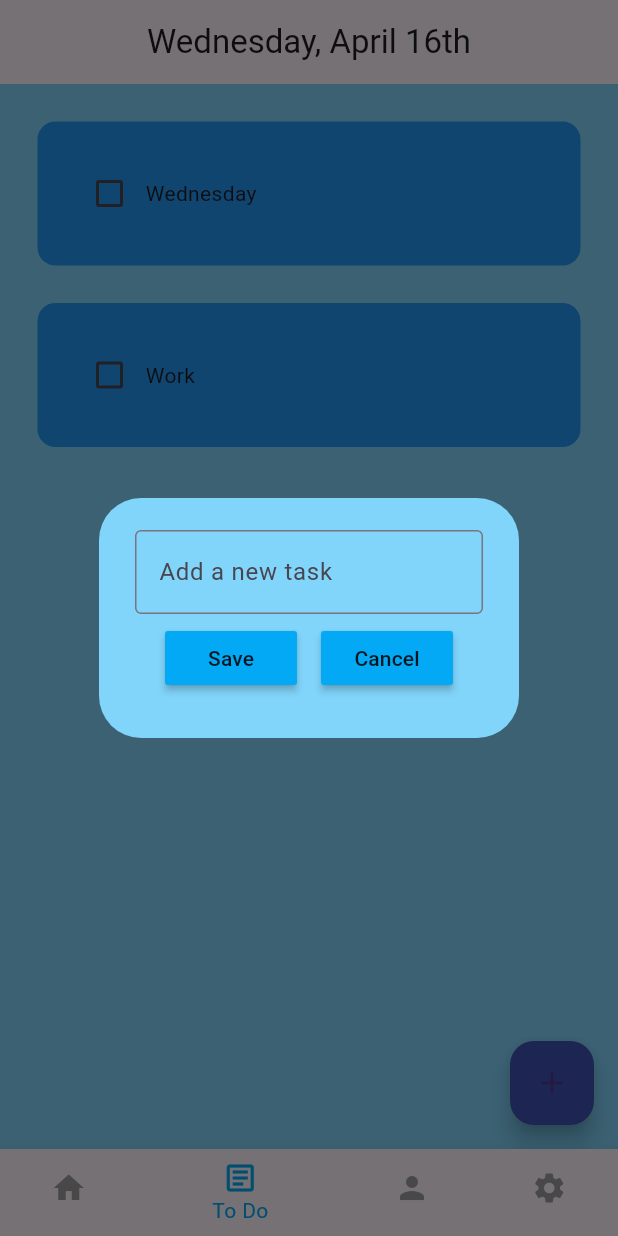
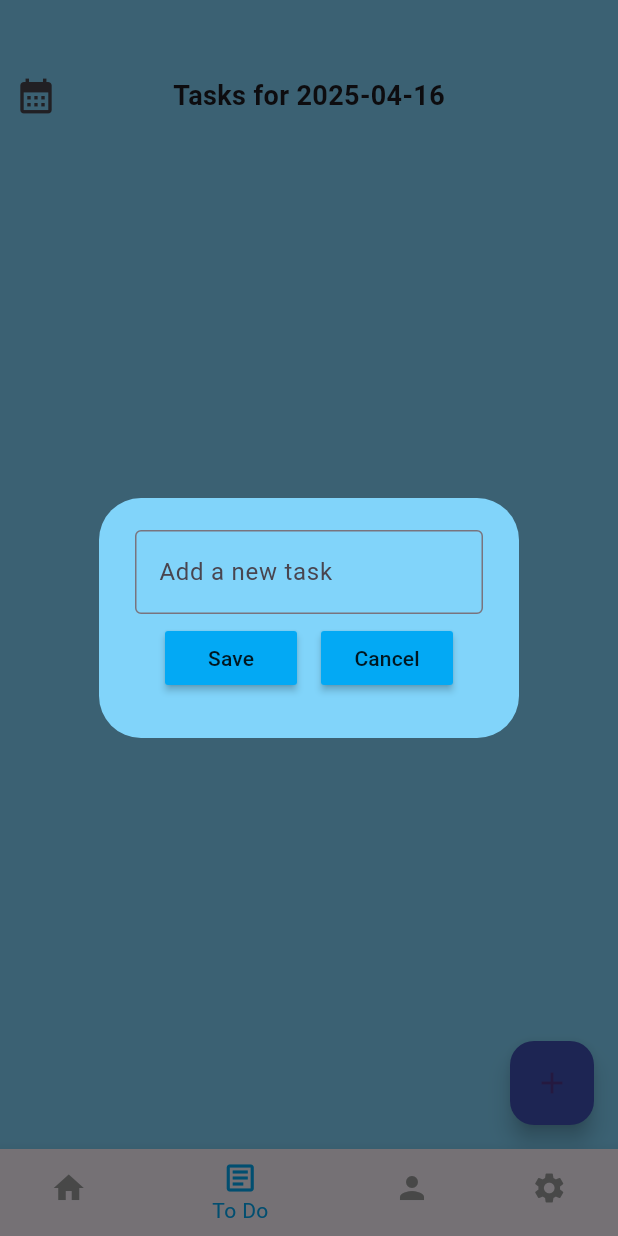
Before and after one commit to MrQuokkaa/Flutter, a Flutter app: the screen it shows after launch, item 2 of the bottom bar chosen, after a tap on the "add" icon, on a phone screen of 412 x 824 dp. Run offline on Flutter 3.47's test engine with Material 3 defaults, Android fonts, the phone set to English and light mode, and no system bars; drawn by our look-alikes of flutter_slidable; our stand-ins replace hive_flutter; accounts and stored records are empty.

Commit message:
16-4-2025 16:35 Daily lists based on date instead of current day of the week. Calendar added. Currently no default tasks, still need to be added -> see GPT

```diff
--- a/lib/data/database.dart
+++ b/lib/data/database.dart
@@ -52,16 +52,18 @@ class DataBase {
     ]);
   }
 
-  void loadDataForToday() {
-    int today = DateTime.now().weekday;
-    String key = weekdayKeys[today]!;
+  void loadDataForDate(DateTime date) {
+    String key = _getKeyForDate(date);
     toDoList = _myBox.get(key) ?? [];
   }
 
-  void updateDataForToday() {
-    int today = DateTime.now().weekday;
-    String key = weekdayKeys[today]!;
+  void updateDataForDate(DateTime date) {
+    String key = _getKeyForDate(date);
     _myBox.put(key, toDoList);
+  }
+
+  String _getKeyForDate(DateTime date) {
+    return 'TODO_${date.year}${date.month.toString().padLeft(2, '0')}${date.day.toString().padLeft(2, '0')}';
   }
 
   void loadDataBase() {
--- a/lib/pages/home_page.dart
+++ b/lib/pages/home_page.dart
@@ -11,6 +11,9 @@ class HomePage extends StatelessWidget {
     Functions f = Functions();
 
     return Scaffold(
+      appBar: AppBar(
+        title: f.appBarDate(),
+      ),
       floatingActionButton: FloatingActionButton(
         onPressed: (f.checkDay),
         backgroundColor: Colors.yellow,
--- a/lib/pages/main_page.dart
+++ b/lib/pages/main_page.dart
@@ -27,10 +27,6 @@ class _MainPageState extends State<MainPage> {
   @override
   Widget build(BuildContext context) {
     return Scaffold(
-      appBar: AppBar(
-        centerTitle: true,
-        title: f.appBarDate(), //th isn't always right 1, 2, 3
-      ),
       body: pages[currentPage],
       bottomNavigationBar: BottomNavigationBar(
         currentIndex: currentPage,
--- a/lib/pages/todo_page.dart
+++ b/lib/pages/todo_page.dart
@@ -19,23 +19,39 @@ class _ToDoState extends State<ToDoPage> {
   final _myBox = Hive.box('mybox');
   DataBase db = DataBase();
   Functions f = Functions();
+  DateTime selectedDate = DateTime.now();
+  final _controller = TextEditingController();
 
   @override
   void initState() {
     if (_myBox.get('MONDAY_TODO') == null) {
       db.createInitialData();
     }
-    db.loadDataForToday();
+    db.loadDataForDate(selectedDate);
     super.initState();
   }
 
-  final _controller = TextEditingController();
+  void _pickDate() async {
+    DateTime? picked = await showDatePicker(
+      context: context,
+      initialDate: selectedDate,
+      firstDate: DateTime(2025),
+      lastDate: DateTime(2100),
+    );
+
+    if (picked != null) {
+      setState(() {
+        selectedDate = picked;
+        db.loadDataForDate(selectedDate);
+      });
+    }
+  }
 
   void checkBoxChanged(bool? value, int index) {
     setState(() {
       db.toDoList[index][1] = !db.toDoList[index][1];
     });
-    db.updateDataForToday();
+    db.updateDataForDate(selectedDate);
   }
 
   void saveNewTask() {
@@ -44,7 +60,7 @@ class _ToDoState extends State<ToDoPage> {
       _controller.clear();
     });
     Navigator.of(context).pop();
-    db.updateDataForToday();
+    db.updateDataForDate(selectedDate);
   }
 
   void createNewTask() {
@@ -64,7 +80,11 @@ class _ToDoState extends State<ToDoPage> {
     setState(() {
       db.toDoList.removeAt(index);
     });
-    db.updateDataForToday();
+    db.updateDataForDate(selectedDate);
+  }
+
+  String getFormattedDate(DateTime date) {
+    return "${date.year}-${date.month.toString().padLeft(2, '0')}-${date.day.toString().padLeft(2, '0')}";
   }
 
   @override
@@ -76,7 +96,25 @@ class _ToDoState extends State<ToDoPage> {
         backgroundColor: Colors.indigo,
         child: Icon(Icons.add),
       ),
-      body: ListView.builder(
+      body: Column(
+        children: [
+          SizedBox(height: 40),
+          Row(
+            mainAxisAlignment: MainAxisAlignment.spaceBetween,
+            children: [
+              IconButton(
+                icon: Icon(Icons.calendar_month, size: 28),
+                onPressed: _pickDate,
+              ),
+              Text(
+                "Tasks for ${getFormattedDate(selectedDate)}",
+                style: TextStyle(fontSize: 18, fontWeight: FontWeight.bold),
+              ),
+              SizedBox(width: 48),
+            ],
+          ),
+          Expanded(
+            child: ListView.builder(
               itemCount: db.toDoList.length,
               itemBuilder: (context, index) {
                 return ToDoTile(
@@ -87,6 +125,9 @@ class _ToDoState extends State<ToDoPage> {
                 );
               },
             ),
+          ),
+        ],
+      ),
     );
   }
 }
```
Lines whose indentation alone changed are shown as unchanged.
